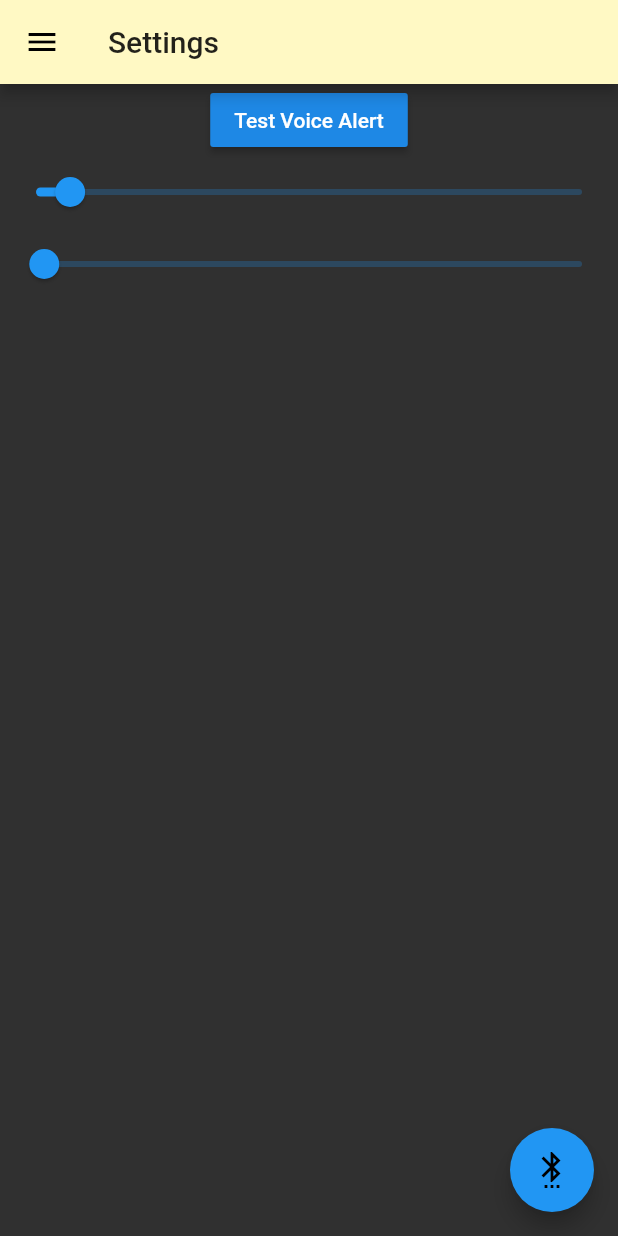
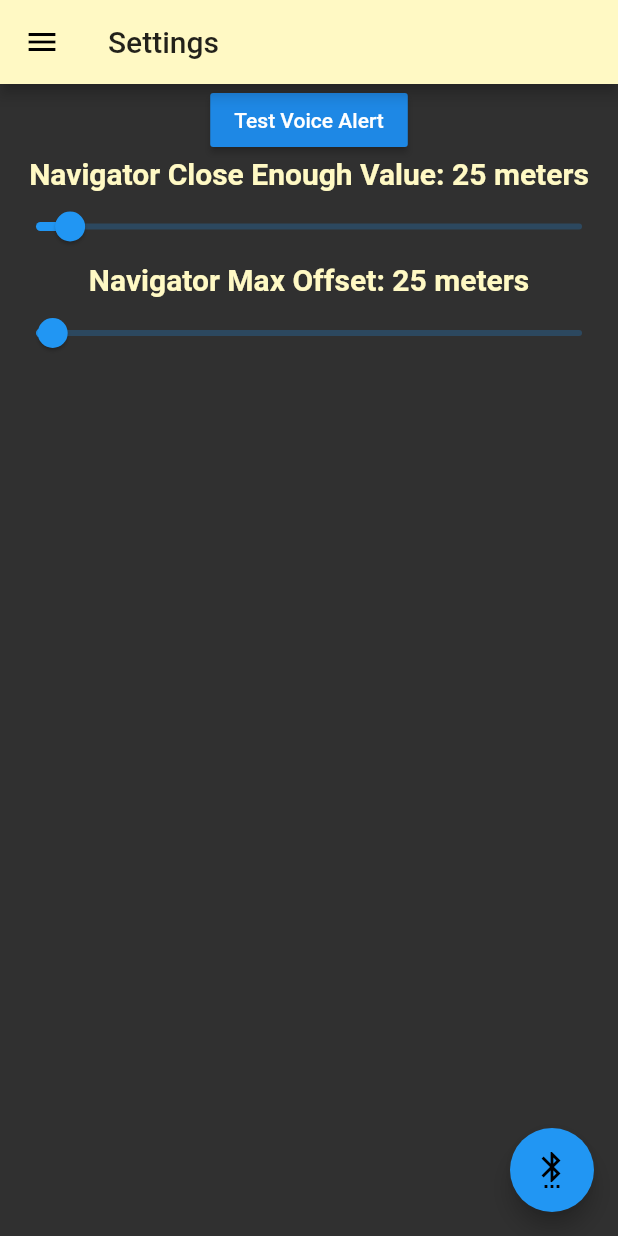
Before and after one commit to Binnacle-boys/binnacle-dart, a Flutter app: the SettingsScreen screen opened directly, on a phone screen of 412 x 824 dp. Run offline on Flutter 3.47's test engine with Material 2 defaults, Android fonts, the phone set to English and light mode, and no system bars; our stand-ins replace flutter_blue, flutter_compass, flutter_tts, geolocator, google_maps_flutter, latlong and 3 more; missing offline and left inert: sail_routing_dart; Roboto replaces fonts that are missing (Arial).

Commit message:
Added labels to sliders

```diff
--- a/binnacle/lib/screens/settings_screen.dart
+++ b/binnacle/lib/screens/settings_screen.dart
@@ -29,6 +29,8 @@ class _SettingsState extends State<SettingsScreen> {
             child: Text('Test Voice Alert'),
             onPressed: bloc.voiceAlertTest(),
           ),
+          Column(children: <Widget>[
+            Text('Navigator Close Enough Value: ${_closeEnoughValue.round()} meters'),
             Slider(
               value: _closeEnoughValue,
               min: 10.0,
@@ -38,15 +40,19 @@ class _SettingsState extends State<SettingsScreen> {
                   bloc.setNavigationCloseEnough(newValue);
                 });
               },
-          ),
+            )
+          ]),
+          Column(children: <Widget>[
+            Text('Navigator Max Offset: ${_maxOffset.round()} meters'),
             Slider(
               value: _maxOffset,
               min: 10.0,
-            max: 1000.0,
+              max: 500.0,
               onChanged: (value) => setState(() {
                     bloc.setNavigationMaxOffset(value);
                   }),
-          ),
+            )
+          ]),
         ]));
   }
 }
```
Lines whose indentation alone changed are shown as unchanged.
